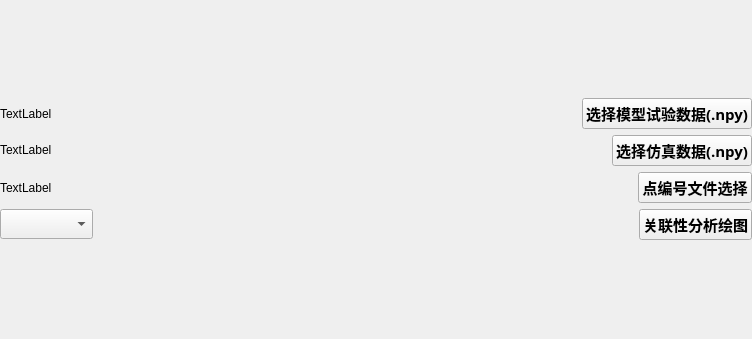
Meihongtao/GUI, file uifile/corwindow.ui: the form before one commit.
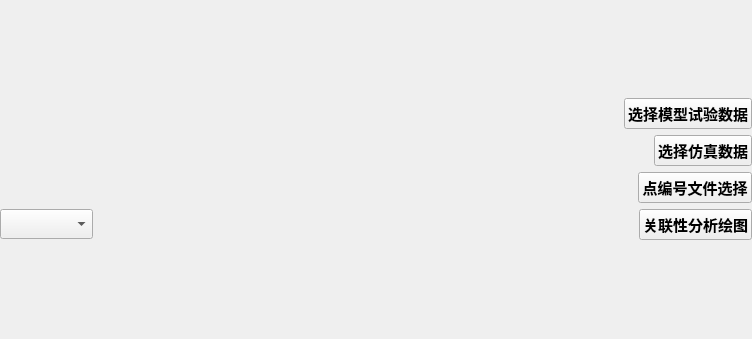
The form after the commit.

Patch:
```diff
--- a/uifile/corwindow.ui
+++ b/uifile/corwindow.ui
@@ -47,17 +47,30 @@
       <number>0</number>
      </property>
      <item>
-      <layout class="QHBoxLayout" name="horizontalLayout" stretch="5,1">
+      <layout class="QHBoxLayout" name="horizontalLayout" stretch="0,0,1">
        <property name="spacing">
         <number>6</number>
        </property>
        <item>
         <widget class="QLabel" name="label">
          <property name="text">
-          <string>TextLabel</string>
+          <string/>
          </property>
         </widget>
        </item>
+       <item>
+        <spacer name="horizontalSpacer_2">
+         <property name="orientation">
+          <enum>Qt::Horizontal</enum>
+         </property>
+         <property name="sizeHint" stdset="0">
+          <size>
+           <width>40</width>
+           <height>20</height>
+          </size>
+         </property>
+        </spacer>
+       </item>
        <item>
         <widget class="QPushButton" name="expBtn">
          <property name="sizePolicy">
@@ -76,14 +89,14 @@
           </font>
          </property>
          <property name="text">
-          <string>选择模型试验数据(.npy)</string>
+          <string>选择模型试验数据</string>
          </property>
         </widget>
        </item>
       </layout>
      </item>
      <item>
-      <layout class="QHBoxLayout" name="horizontalLayout_2" stretch="5,1">
+      <layout class="QHBoxLayout" name="horizontalLayout_2" stretch="0,0,1">
        <property name="spacing">
         <number>6</number>
        </property>
@@ -91,18 +104,25 @@
         <enum>QLayout::SetFixedSize</enum>
        </property>
        <item>
-        <widget class="QLabel" name="label_2">
-         <property name="sizePolicy">
-          <sizepolicy hsizetype="Expanding" vsizetype="Fixed">
-           <horstretch>0</horstretch>
-           <verstretch>0</verstretch>
-          </sizepolicy>
-         </property>
+        <widget class="QLabel" name="smLabel">
          <property name="text">
-          <string>TextLabel</string>
+          <string/>
          </property>
         </widget>
        </item>
+       <item>
+        <spacer name="horizontalSpacer_3">
+         <property name="orientation">
+          <enum>Qt::Horizontal</enum>
+         </property>
+         <property name="sizeHint" stdset="0">
+          <size>
+           <width>40</width>
+           <height>20</height>
+          </size>
+         </property>
+        </spacer>
+       </item>
        <item>
         <widget class="QPushButton" name="smBtn">
          <property name="sizePolicy">
@@ -124,7 +144,7 @@
           <string notr="true"/>
          </property>
          <property name="text">
-          <string>选择仿真数据(.npy)</string>
+          <string>选择仿真数据</string>
          </property>
         </widget>
        </item>
@@ -135,16 +155,29 @@
        <item>
         <widget class="QLabel" name="label_3">
          <property name="sizePolicy">
-          <sizepolicy hsizetype="Expanding" vsizetype="Preferred">
+          <sizepolicy hsizetype="Preferred" vsizetype="Preferred">
            <horstretch>0</horstretch>
            <verstretch>0</verstretch>
           </sizepolicy>
          </property>
          <property name="text">
-          <string>TextLabel</string>
+          <string/>
          </property>
         </widget>
        </item>
+       <item>
+        <spacer name="horizontalSpacer_4">
+         <property name="orientation">
+          <enum>Qt::Horizontal</enum>
+         </property>
+         <property name="sizeHint" stdset="0">
+          <size>
+           <width>40</width>
+           <height>20</height>
+          </size>
+         </property>
+        </spacer>
+       </item>
        <item>
         <widget class="QPushButton" name="pointBtn">
          <property name="font">
```
Left out of the diff: 4 changed lines with no effect on the pictures.
